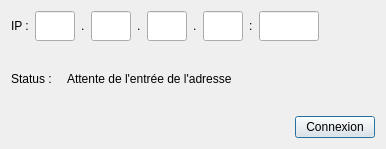
The window that Client/client1.ui (Itrimel/Codenames) describes before a commit, drawn with Qt 5.
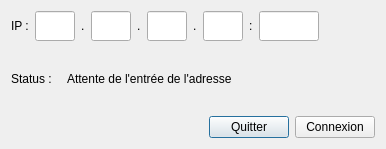
The same window after the commit.

Commit message: [Client] Meilleure gestion des erreurs dans les dialogues

```diff
--- a/Client/client1.ui
+++ b/Client/client1.ui
@@ -172,6 +172,13 @@
          </property>
         </spacer>
        </item>
+       <item>
+        <widget class="QPushButton" name="pushButton_2">
+         <property name="text">
+          <string>Quitter</string>
+         </property>
+        </widget>
+       </item>
        <item>
         <widget class="QPushButton" name="pushButton">
          <property name="text">
```
The commit also changes 5 other files.
